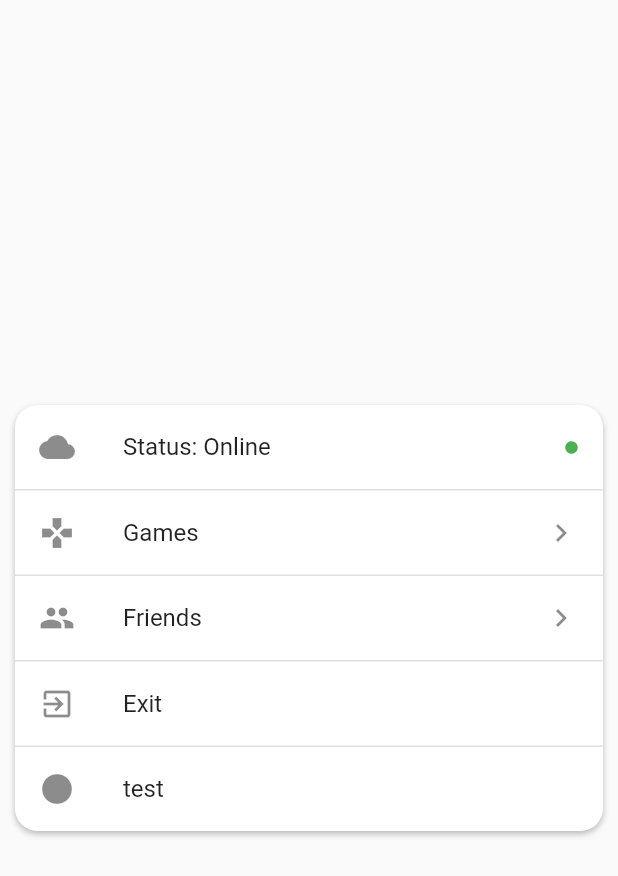
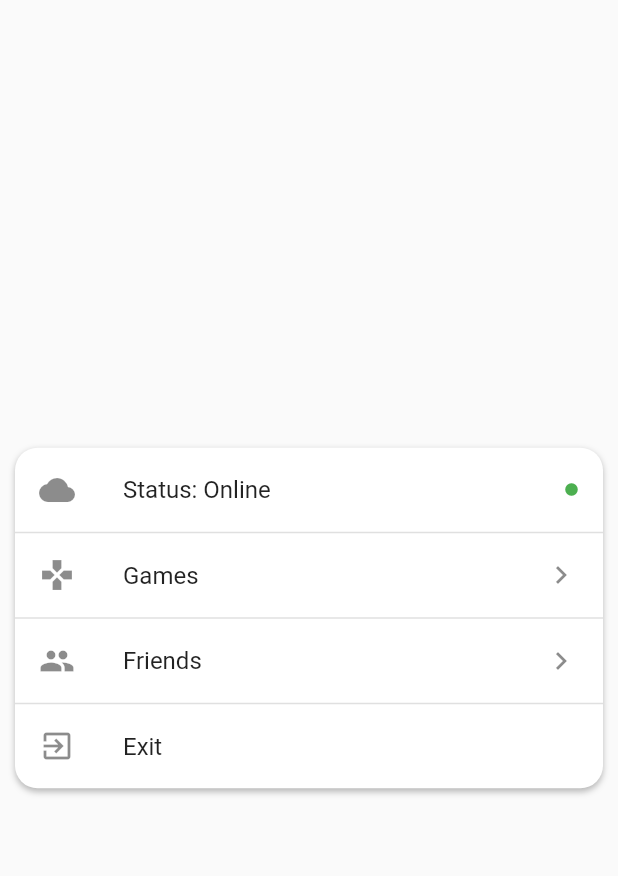
Before and after one commit to Daniel324a/Essential_Widgets, a Flutter app: the FloatingDrawerPage screen opened directly, on a phone screen of 412 x 824 dp. Shown: the top 876 px of the screen. Run offline on Flutter 3.47's test engine with Material 2 defaults, Android fonts, the phone set to English and light mode, and no system bars.

```diff
--- a/lib/main.dart
+++ b/lib/main.dart
@@ -1,4 +1,4 @@
-import 'package:essential_widgets/pages/floatingDrawer.page.dart';
+import 'package:essential_widgets/pages/slideshow.page.dart';
 import 'package:flutter/material.dart';
 
 void main() => runApp(MyApp());
@@ -12,6 +12,6 @@ class MyApp extends StatelessWidget {
           primarySwatch: Colors.blue,
           visualDensity: VisualDensity.adaptivePlatformDensity,
         ),
-        home: FloatingDrawerPage(),
+        home: SlideshowPage(),
       );
 }
--- a/lib/pages/floatingDrawer.page.dart
+++ b/lib/pages/floatingDrawer.page.dart
@@ -2,27 +2,7 @@ import 'package:essential_widgets/widgets/floatingDrawer.dart';
 import 'package:flutter/material.dart';
 
 class FloatingDrawerPage extends StatelessWidget {
-  @override
-  Widget build(BuildContext context) {
-    return Scaffold(
-      body: Center(
-        child: _Body(),
-      ),
-    );
-  }
-}
-
-class _Body extends StatefulWidget {
-  const _Body({
-    Key key,
-  }) : super(key: key);
-
-  @override
-  __BodyState createState() => __BodyState();
-}
-
-class __BodyState extends State<_Body> {
-  List items = [
+  final List items = [
     DrawerTile(
       child: Text("Status: Online"),
       leading: Icon(Icons.cloud),
@@ -48,38 +28,13 @@ class __BodyState extends State<_Body> {
       child: Text("Exit"),
       leading: Icon(Icons.exit_to_app),
     ),
-    DrawerTile(
-      child: Text("test"),
-      leading: Icon(Icons.brightness_1),
-      children: [
-        DrawerTile(
-          child: Text("test 1.1"),
-          leading: Icon(Icons.brightness_1),
-          children: [
-            DrawerTile(
-              child: Text("test 1.2"),
-              leading: Icon(Icons.brightness_1),
-              children: [
-                DrawerTile(
-                  child: Text("test 1.3"),
-                  leading: Icon(Icons.brightness_1),
-                ),
-              ],
-            ),
-          ],
-        ),
-      ],
-    ),
   ];
-  List start;
-  @override
-  void initState() {
-    super.initState();
-  }
 
   @override
   Widget build(BuildContext context) {
-    return Container(
+    return Scaffold(
+      body: Center(
+        child: Container(
           margin: EdgeInsets.all(10),
           child: FloatingDrawer(
             separator: Container(
@@ -91,6 +46,8 @@ class __BodyState extends State<_Body> {
             borderRadius: BorderRadius.circular(15),
             tiles: [...items],
           ),
+        ),
+      ),
     );
   }
 }
--- a/lib/widgets/shadowed.dart
+++ b/lib/widgets/shadowed.dart
@@ -22,7 +22,6 @@ class Shadowed extends StatelessWidget {
 
     return ClipRRect(
       child: Container(
-        color: Colors.red,
         child: Stack(
           children: [
             _Shadow(
```
Also changed, not shown: lib/pages/multiFab.page.dart (added, +22 -0 lines), lib/pages/shadowed.page.dart (added, +21 -0 lines), lib/pages/slideshow.page.dart (added, +29 -0 lines), lib/widgets/multiFab.dart (renamed from lib/widgets/multi_fab.dart, +13 -3 lines), 1 other file. Lines whose indentation alone changed are shown as unchanged.
